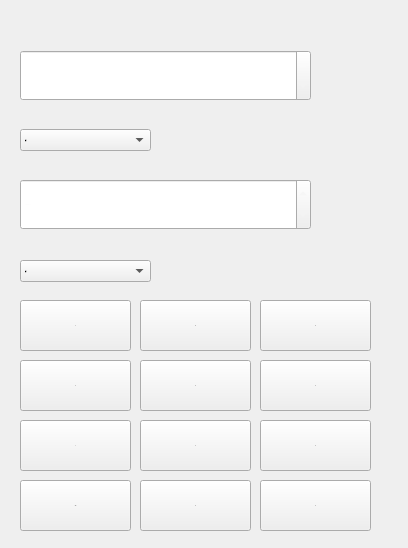
Qt form calcurator/capacity.ui (xuwanning/QT-) before a commit.
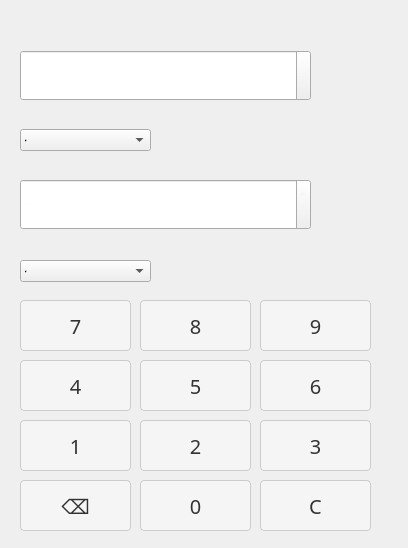
The same form after that commit. Icons and pictures are not drawn.

The edit to the form file:
```diff
--- a/calcurator/capacity.ui
+++ b/calcurator/capacity.ui
@@ -827,6 +827,45 @@
       <height>51</height>
      </rect>
     </property>
+    <property name="styleSheet">
+     <string notr="true">QPushButton {
+    font-family: &quot;微软雅黑&quot;;
+    font-size: 20px;
+    padding: 8px 12px;
+    border: 1px solid #ccc;
+    border-radius: 4px;
+    background-color: #f5f5f5;
+    color: #333;
+}
+
+QPushButton:hover {
+    background-color: #ebebeb;
+}
+
+QPushButton:pressed {
+    background-color: #d4d4d4;
+}
+
+QLineEdit {
+    font-family: &quot;微软雅黑&quot;;
+    font-size: 20px;
+    padding: 8px;
+    border: 1px solid #ccc;
+    border-radius: 4px;
+    background-color: #fff;
+    color: #333;
+}
+
+QLineEdit:hover {
+    background-color: #f5f5f5;
+}
+
+QLineEdit:focus {
+    border-color: #4d90fe;
+    outline: none;
+}
+</string>
+    </property>
     <property name="text">
      <string>⌫</string>
     </property>
@@ -840,6 +879,45 @@
       <height>51</height>
      </rect>
     </property>
+    <property name="styleSheet">
+     <string notr="true">QPushButton {
+    font-family: &quot;微软雅黑&quot;;
+    font-size: 20px;
+    padding: 8px 12px;
+    border: 1px solid #ccc;
+    border-radius: 4px;
+    background-color: #f5f5f5;
+    color: #333;
+}
+
+QPushButton:hover {
+    background-color: #ebebeb;
+}
+
+QPushButton:pressed {
+    background-color: #d4d4d4;
+}
+
+QLineEdit {
+    font-family: &quot;微软雅黑&quot;;
+    font-size: 20px;
+    padding: 8px;
+    border: 1px solid #ccc;
+    border-radius: 4px;
+    background-color: #fff;
+    color: #333;
+}
+
+QLineEdit:hover {
+    background-color: #f5f5f5;
+}
+
+QLineEdit:focus {
+    border-color: #4d90fe;
+    outline: none;
+}
+</string>
+    </property>
     <property name="text">
      <string>6</string>
     </property>
@@ -853,6 +931,45 @@
       <height>51</height>
      </rect>
     </property>
+    <property name="styleSheet">
+     <string notr="true">QPushButton {
+    font-family: &quot;微软雅黑&quot;;
+    font-size: 20px;
+    padding: 8px 12px;
+    border: 1px solid #ccc;
+    border-radius: 4px;
+    background-color: #f5f5f5;
+    color: #333;
+}
+
+QPushButton:hover {
+    background-color: #ebebeb;
+}
+
+QPushButton:pressed {
+    background-color: #d4d4d4;
+}
+
+QLineEdit {
+    font-family: &quot;微软雅黑&quot;;
+    font-size: 20px;
+    padding: 8px;
+    border: 1px solid #ccc;
+    border-radius: 4px;
+    background-color: #fff;
+    color: #333;
+}
+
+QLineEdit:hover {
+    background-color: #f5f5f5;
+}
+
+QLineEdit:focus {
+    border-color: #4d90fe;
+    outline: none;
+}
+</string>
+    </property>
     <property name="text">
      <string>3</string>
     </property>
@@ -866,6 +983,45 @@
       <height>51</height>
      </rect>
     </property>
+    <property name="styleSheet">
+     <string notr="true">QPushButton {
+    font-family: &quot;微软雅黑&quot;;
+    font-size: 20px;
+    padding: 8px 12px;
+    border: 1px solid #ccc;
+    border-radius: 4px;
+    background-color: #f5f5f5;
+    color: #333;
+}
+
+QPushButton:hover {
+    background-color: #ebebeb;
+}
+
+QPushButton:pressed {
+    background-color: #d4d4d4;
+}
+
+QLineEdit {
+    font-family: &quot;微软雅黑&quot;;
+    font-size: 20px;
+    padding: 8px;
+    border: 1px solid #ccc;
+    border-radius: 4px;
+    background-color: #fff;
+    color: #333;
+}
+
+QLineEdit:hover {
+    background-color: #f5f5f5;
+}
+
+QLineEdit:focus {
+    border-color: #4d90fe;
+    outline: none;
+}
+</string>
+    </property>
     <property name="text">
      <string>8</string>
     </property>
@@ -879,6 +1035,45 @@
       <height>51</height>
      </rect>
     </property>
+    <property name="styleSheet">
+     <string notr="true">QPushButton {
+    font-family: &quot;微软雅黑&quot;;
+    font-size: 20px;
+    padding: 8px 12px;
+    border: 1px solid #ccc;
+    border-radius: 4px;
+    background-color: #f5f5f5;
+    color: #333;
+}
+
+QPushButton:hover {
+    background-color: #ebebeb;
+}
+
+QPushButton:pressed {
+    background-color: #d4d4d4;
+}
+
+QLineEdit {
+    font-family: &quot;微软雅黑&quot;;
+    font-size: 20px;
+    padding: 8px;
+    border: 1px solid #ccc;
+    border-radius: 4px;
+    background-color: #fff;
+    color: #333;
+}
+
+QLineEdit:hover {
+    background-color: #f5f5f5;
+}
+
+QLineEdit:focus {
+    border-color: #4d90fe;
+    outline: none;
+}
+</string>
+    </property>
     <property name="text">
      <string>2</string>
     </property>
@@ -892,6 +1087,45 @@
       <height>51</height>
      </rect>
     </property>
+    <property name="styleSheet">
+     <string notr="true">QPushButton {
+    font-family: &quot;微软雅黑&quot;;
+    font-size: 20px;
+    padding: 8px 12px;
+    border: 1px solid #ccc;
+    border-radius: 4px;
+    background-color: #f5f5f5;
+    color: #333;
+}
+
+QPushButton:hover {
+    background-color: #ebebeb;
+}
+
+QPushButton:pressed {
+    background-color: #d4d4d4;
+}
+
+QLineEdit {
+    font-family: &quot;微软雅黑&quot;;
+    font-size: 20px;
+    padding: 8px;
+    border: 1px solid #ccc;
+    border-radius: 4px;
+    background-color: #fff;
+    color: #333;
+}
+
+QLineEdit:hover {
+    background-color: #f5f5f5;
+}
+
+QLineEdit:focus {
+    border-color: #4d90fe;
+    outline: none;
+}
+</string>
+    </property>
     <property name="text">
      <string>5</string>
     </property>
@@ -905,6 +1139,45 @@
       <height>51</height>
      </rect>
     </property>
+    <property name="styleSheet">
+     <string notr="true">QPushButton {
+    font-family: &quot;微软雅黑&quot;;
+    font-size: 20px;
+    padding: 8px 12px;
+    border: 1px solid #ccc;
+    border-radius: 4px;
+    background-color: #f5f5f5;
+    color: #333;
+}
+
+QPushButton:hover {
+    background-color: #ebebeb;
+}
+
+QPushButton:pressed {
+    background-color: #d4d4d4;
+}
+
+QLineEdit {
+    font-family: &quot;微软雅黑&quot;;
+    font-size: 20px;
+    padding: 8px;
+    border: 1px solid #ccc;
+    border-radius: 4px;
+    background-color: #fff;
+    color: #333;
+}
+
+QLineEdit:hover {
+    background-color: #f5f5f5;
+}
+
+QLineEdit:focus {
+    border-color: #4d90fe;
+    outline: none;
+}
+</string>
+    </property>
     <property name="text">
      <string>C</string>
     </property>
@@ -918,6 +1191,45 @@
       <height>51</height>
      </rect>
     </property>
+    <property name="styleSheet">
+     <string notr="true">QPushButton {
+    font-family: &quot;微软雅黑&quot;;
+    font-size: 20px;
+    padding: 8px 12px;
+    border: 1px solid #ccc;
+    border-radius: 4px;
+    background-color: #f5f5f5;
+    color: #333;
+}
+
+QPushButton:hover {
+    background-color: #ebebeb;
+}
+
+QPushButton:pressed {
+    background-color: #d4d4d4;
+}
+
+QLineEdit {
+    font-family: &quot;微软雅黑&quot;;
+    font-size: 20px;
+    padding: 8px;
+    border: 1px solid #ccc;
+    border-radius: 4px;
+    background-color: #fff;
+    color: #333;
+}
+
+QLineEdit:hover {
+    background-color: #f5f5f5;
+}
+
+QLineEdit:focus {
+    border-color: #4d90fe;
+    outline: none;
+}
+</string>
+    </property>
     <property name="text">
      <string>7</string>
     </property>
@@ -931,6 +1243,45 @@
       <height>51</height>
      </rect>
     </property>
+    <property name="styleSheet">
+     <string notr="true">QPushButton {
+    font-family: &quot;微软雅黑&quot;;
+    font-size: 20px;
+    padding: 8px 12px;
+    border: 1px solid #ccc;
+    border-radius: 4px;
+    background-color: #f5f5f5;
+    color: #333;
+}
+
+QPushButton:hover {
+    background-color: #ebebeb;
+}
+
+QPushButton:pressed {
+    background-color: #d4d4d4;
+}
+
+QLineEdit {
+    font-family: &quot;微软雅黑&quot;;
+    font-size: 20px;
+    padding: 8px;
+    border: 1px solid #ccc;
+    border-radius: 4px;
+    background-color: #fff;
+    color: #333;
+}
+
+QLineEdit:hover {
+    background-color: #f5f5f5;
+}
+
+QLineEdit:focus {
+    border-color: #4d90fe;
+    outline: none;
+}
+</string>
+    </property>
     <property name="text">
      <string>9</string>
     </property>
@@ -944,6 +1295,45 @@
       <height>51</height>
      </rect>
     </property>
+    <property name="styleSheet">
+     <string notr="true">QPushButton {
+    font-family: &quot;微软雅黑&quot;;
+    font-size: 20px;
+    padding: 8px 12px;
+    border: 1px solid #ccc;
+    border-radius: 4px;
+    background-color: #f5f5f5;
+    color: #333;
+}
+
+QPushButton:hover {
+    background-color: #ebebeb;
+}
+
+QPushButton:pressed {
+    background-color: #d4d4d4;
+}
+
+QLineEdit {
+    font-family: &quot;微软雅黑&quot;;
+    font-size: 20px;
+    padding: 8px;
+    border: 1px solid #ccc;
+    border-radius: 4px;
+    background-color: #fff;
+    color: #333;
+}
+
+QLineEdit:hover {
+    background-color: #f5f5f5;
+}
+
+QLineEdit:focus {
+    border-color: #4d90fe;
+    outline: none;
+}
+</string>
+    </property>
     <property name="text">
      <string>1</string>
     </property>
@@ -957,6 +1347,45 @@
       <height>51</height>
      </rect>
     </property>
+    <property name="styleSheet">
+     <string notr="true">QPushButton {
+    font-family: &quot;微软雅黑&quot;;
+    font-size: 20px;
+    padding: 8px 12px;
+    border: 1px solid #ccc;
+    border-radius: 4px;
+    background-color: #f5f5f5;
+    color: #333;
+}
+
+QPushButton:hover {
+    background-color: #ebebeb;
+}
+
+QPushButton:pressed {
+    background-color: #d4d4d4;
+}
+
+QLineEdit {
+    font-family: &quot;微软雅黑&quot;;
+    font-size: 20px;
+    padding: 8px;
+    border: 1px solid #ccc;
+    border-radius: 4px;
+    background-color: #fff;
+    color: #333;
+}
+
+QLineEdit:hover {
+    background-color: #f5f5f5;
+}
+
+QLineEdit:focus {
+    border-color: #4d90fe;
+    outline: none;
+}
+</string>
+    </property>
     <property name="text">
      <string>4</string>
     </property>
@@ -970,6 +1399,45 @@
       <height>51</height>
      </rect>
     </property>
+    <property name="styleSheet">
+     <string notr="true">QPushButton {
+    font-family: &quot;微软雅黑&quot;;
+    font-size: 20px;
+    padding: 8px 12px;
+    border: 1px solid #ccc;
+    border-radius: 4px;
+    background-color: #f5f5f5;
+    color: #333;
+}
+
+QPushButton:hover {
+    background-color: #ebebeb;
+}
+
+QPushButton:pressed {
+    background-color: #d4d4d4;
+}
+
+QLineEdit {
+    font-family: &quot;微软雅黑&quot;;
+    font-size: 20px;
+    padding: 8px;
+    border: 1px solid #ccc;
+    border-radius: 4px;
+    background-color: #fff;
+    color: #333;
+}
+
+QLineEdit:hover {
+    background-color: #f5f5f5;
+}
+
+QLineEdit:focus {
+    border-color: #4d90fe;
+    outline: none;
+}
+</string>
+    </property>
     <property name="text">
      <string>0</string>
     </property>
```
